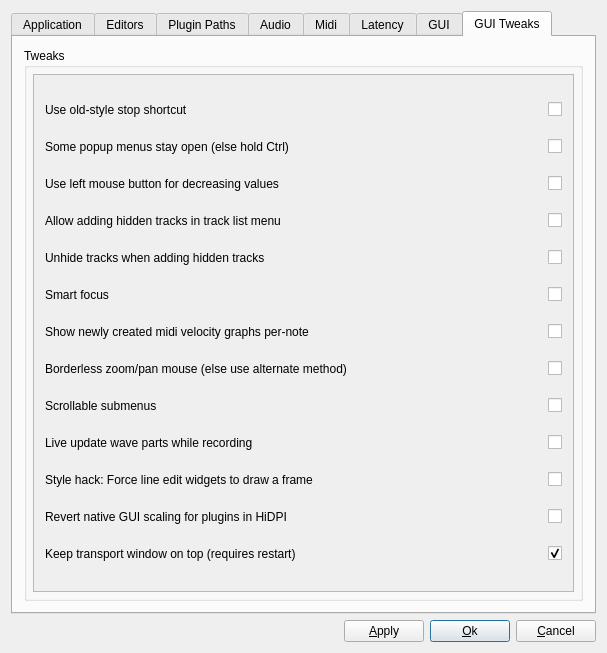
emrum/muse, file src/muse/components/gensetbase.ui: the form before one commit.
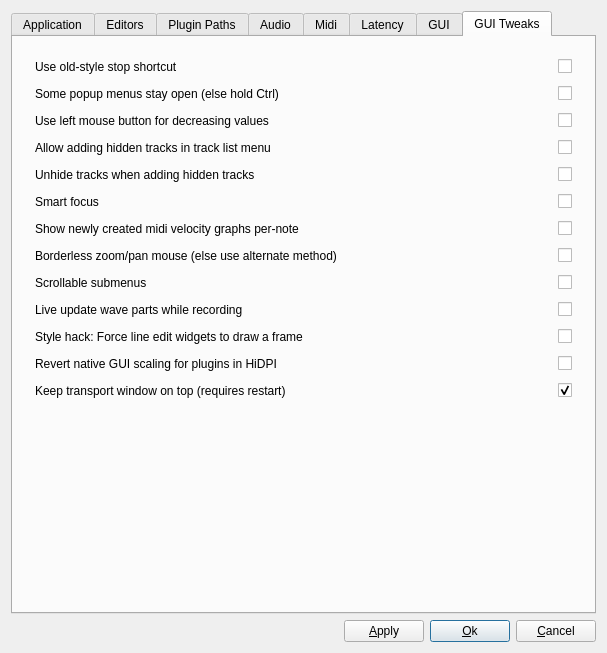
The form after the commit. The open tabs and pages were chosen to show the change.

Commit message: Routing popup properties, theming, UI fixes

The edit to the form file:
```diff
--- a/src/muse/components/gensetbase.ui
+++ b/src/muse/components/gensetbase.ui
@@ -1932,41 +1932,61 @@
         <number>11</number>
        </property>
        <item>
-        <widget class="QGroupBox" name="groupBox">
-         <property name="title">
-          <string>Tweaks</string>
-         </property>
-         <layout class="QGridLayout" name="gridLayout7">
-          <property name="leftMargin">
-           <number>6</number>
-          </property>
-          <property name="topMargin">
-           <number>6</number>
-          </property>
-          <property name="rightMargin">
-           <number>6</number>
-          </property>
-          <property name="bottomMargin">
-           <number>6</number>
-          </property>
-          <property name="spacing">
-           <number>6</number>
-          </property>
-          <item row="0" column="0" colspan="2">
-           <widget class="QScrollArea" name="scrollArea_2">
-            <property name="widgetResizable">
-             <bool>true</bool>
+        <widget class="QFrame" name="frame">
+         <layout class="QGridLayout" name="gridLayoutTweaks">
+          <property name="verticalSpacing">
+           <number>12</number>
+          </property>
+          <item row="0" column="0">
+           <widget class="QLabel" name="textLabel1_4">
+            <property name="text">
+             <string>Use old-style stop shortcut</string>
+            </property>
+            <property name="wordWrap">
+             <bool>false</bool>
+            </property>
+           </widget>
+          </item>
+          <item row="0" column="1">
+           <widget class="QCheckBox" name="oldStyleStopCheckBox">
+            <property name="sizePolicy">
+             <sizepolicy hsizetype="Fixed" vsizetype="Fixed">
+              <horstretch>0</horstretch>
+              <verstretch>0</verstretch>
+             </sizepolicy>
+            </property>
+            <property name="text">
+             <string/>
+            </property>
+           </widget>
+          </item>
+          <item row="1" column="0">
+           <widget class="QLabel" name="TextLabel1_3">
+            <property name="toolTip">
+             <string/>
+            </property>
+            <property name="text">
+             <string>Some popup menus stay open (else hold Ctrl)</string>
             </property>
-            <widget class="QWidget" name="scrollAreaWidgetContents_3">
-             <property name="geometry">
-              <rect>
-               <x>0</x>
-               <y>0</y>
-               <width>543</width>
-               <height>512</height>
-              </rect>
-             </property>
-             <layout class="QGridLayout" name="gridLayout">
+           </widget>
+          </item>
+          <item row="1" column="1">
+           <widget class="QCheckBox" name="popsDefStayOpenCheckBox">
+            <property name="sizePolicy">
+             <sizepolicy hsizetype="Fixed" vsizetype="Fixed">
+              <horstretch>0</horstretch>
+              <verstretch>0</verstretch>
+             </sizepolicy>
+            </property>
+            <property name="toolTip">
+             <string>Allows some popup menus to stay open.
+Otherwise, hold Ctrl to keep them open.</string>
+            </property>
+            <property name="text">
+             <string notr="true"/>
+            </property>
+           </widget>
+          </item>
               <item row="2" column="0">
                <widget class="QLabel" name="label_2">
                 <property name="toolTip">
@@ -1980,13 +2000,40 @@
                 </property>
                </widget>
               </item>
-              <item row="6" column="1">
-               <widget class="QCheckBox" name="velocityPerNoteCheckBox">
+          <item row="2" column="1">
+           <widget class="QCheckBox" name="lmbDecreasesCheckBox">
+            <property name="sizePolicy">
+             <sizepolicy hsizetype="Fixed" vsizetype="Fixed">
+              <horstretch>0</horstretch>
+              <verstretch>0</verstretch>
+             </sizepolicy>
+            </property>
+            <property name="text">
+             <string notr="true"/>
+            </property>
+           </widget>
+          </item>
+          <item row="3" column="0">
+           <widget class="QLabel" name="label_4">
+            <property name="text">
+             <string>Allow adding hidden tracks in track list menu</string>
+            </property>
+           </widget>
+          </item>
+          <item row="3" column="1">
+           <widget class="QCheckBox" name="addHiddenCheckBox">
                 <property name="text">
                  <string/>
                 </property>
                </widget>
               </item>
+          <item row="4" column="0">
+           <widget class="QLabel" name="label_5">
+            <property name="text">
+             <string>Unhide tracks when adding hidden tracks</string>
+            </property>
+           </widget>
+          </item>
               <item row="4" column="1">
                <widget class="QCheckBox" name="unhideTracksCheckBox">
                 <property name="text">
@@ -1994,29 +2041,18 @@
                 </property>
                </widget>
               </item>
-              <item row="8" column="0">
-               <widget class="QLabel" name="label_9">
+          <item row="5" column="0">
+           <widget class="QLabel" name="label5">
                 <property name="text">
-                 <string>Scrollable submenus</string>
-                </property>
-               </widget>
-              </item>
-              <item row="11" column="0">
-               <widget class="QLabel" name="label_23">
-                <property name="text">
-                 <string>Revert native GUI scaling for plugins in HiDPI</string>
+             <string>Smart focus</string>
+            </property>
+            <property name="wordWrap">
+             <bool>false</bool>
                 </property>
                </widget>
               </item>
-              <item row="8" column="1">
-               <widget class="QCheckBox" name="scrollableSubmenusCheckbox">
-                <property name="text">
-                 <string/>
-                </property>
-               </widget>
-              </item>
-              <item row="1" column="1">
-               <widget class="QCheckBox" name="popsDefStayOpenCheckBox">
+          <item row="5" column="1">
+           <widget class="QCheckBox" name="smartFocusCheckBox">
                 <property name="sizePolicy">
                  <sizepolicy hsizetype="Fixed" vsizetype="Fixed">
                   <horstretch>0</horstretch>
@@ -2028,7 +2064,34 @@
 Otherwise, hold Ctrl to keep them open.</string>
                 </property>
                 <property name="text">
-                 <string notr="true"/>
+             <string/>
+            </property>
+           </widget>
+          </item>
+          <item row="6" column="0">
+           <widget class="QLabel" name="label_6">
+            <property name="text">
+             <string>Show newly created midi velocity graphs per-note</string>
+            </property>
+           </widget>
+          </item>
+          <item row="6" column="1">
+           <widget class="QCheckBox" name="velocityPerNoteCheckBox">
+            <property name="text">
+             <string/>
+            </property>
+           </widget>
+          </item>
+          <item row="7" column="0">
+           <widget class="QLabel" name="label_8">
+            <property name="toolTip">
+             <string/>
+            </property>
+            <property name="whatsThis">
+             <string/>
+            </property>
+            <property name="text">
+             <string>Borderless zoom/pan mouse (else use alternate method)</string>
                 </property>
                </widget>
               </item>
@@ -2052,10 +2115,38 @@
                 </property>
                </widget>
               </item>
-              <item row="12" column="0">
-               <widget class="QLabel" name="label1">
+          <item row="8" column="0">
+           <widget class="QLabel" name="label_9">
                 <property name="text">
-                 <string>Keep transport window on top (requires restart)</string>
+             <string>Scrollable submenus</string>
+            </property>
+           </widget>
+          </item>
+          <item row="8" column="1">
+           <widget class="QCheckBox" name="scrollableSubmenusCheckbox">
+            <property name="text">
+             <string/>
+            </property>
+           </widget>
+          </item>
+          <item row="9" column="0">
+           <widget class="QLabel" name="label_10">
+            <property name="text">
+             <string>Live update wave parts while recording</string>
+            </property>
+           </widget>
+          </item>
+          <item row="9" column="1">
+           <widget class="QCheckBox" name="liveWaveUpdateCheckBox">
+            <property name="text">
+             <string/>
+            </property>
+           </widget>
+          </item>
+          <item row="10" column="0">
+           <widget class="QLabel" name="label_17">
+            <property name="text">
+             <string>Style hack: Force line edit widgets to draw a frame</string>
                 </property>
                </widget>
               </item>
@@ -2072,60 +2163,10 @@
                 </property>
                </widget>
               </item>
-              <item row="5" column="1">
-               <widget class="QCheckBox" name="smartFocusCheckBox">
-                <property name="sizePolicy">
-                 <sizepolicy hsizetype="Fixed" vsizetype="Fixed">
-                  <horstretch>0</horstretch>
-                  <verstretch>0</verstretch>
-                 </sizepolicy>
-                </property>
-                <property name="toolTip">
-                 <string>Smart focus</string>
-                </property>
-                <property name="whatsThis">
-                 <string>After editing, controls will return
- focus to their respective canvas</string>
-                </property>
+          <item row="11" column="0">
+           <widget class="QLabel" name="label_23">
                 <property name="text">
-                 <string/>
-                </property>
-               </widget>
-              </item>
-              <item row="10" column="0">
-               <widget class="QLabel" name="label_17">
-                <property name="text">
-                 <string>Style hack: Force line edit widgets to draw a frame</string>
-                </property>
-               </widget>
-              </item>
-              <item row="12" column="1">
-               <widget class="QCheckBox" name="keepTransportWindowOnTopCheckBox">
-                <property name="toolTip">
-                 <string>Revert native UI window HiDPI scaling (some plugins ignore this setting)</string>
-                </property>
-                <property name="text">
-                 <string/>
-                </property>
-                <property name="checked">
-                 <bool>true</bool>
-                </property>
-               </widget>
-              </item>
-              <item row="6" column="0">
-               <widget class="QLabel" name="label_6">
-                <property name="text">
-                 <string>Show newly created midi velocity graphs per-note</string>
-                </property>
-               </widget>
-              </item>
-              <item row="5" column="0">
-               <widget class="QLabel" name="label5">
-                <property name="text">
-                 <string>Smart focus</string>
-                </property>
-                <property name="wordWrap">
-                 <bool>false</bool>
+             <string>Revert native GUI scaling for plugins in HiDPI</string>
                 </property>
                </widget>
               </item>
@@ -2139,25 +2180,15 @@
                 </property>
                </widget>
               </item>
-              <item row="1" column="0">
-               <widget class="QLabel" name="TextLabel1_3">
-                <property name="toolTip">
-                 <string/>
-                </property>
+          <item row="12" column="0">
+           <widget class="QLabel" name="label1">
                 <property name="text">
-                 <string>Some popup menus stay open (else hold Ctrl)</string>
+             <string>Keep transport window on top (requires restart)</string>
                 </property>
                </widget>
               </item>
-              <item row="3" column="1">
-               <widget class="QCheckBox" name="addHiddenCheckBox">
-                <property name="text">
-                 <string/>
-                </property>
-               </widget>
-              </item>
-              <item row="7" column="0">
-               <widget class="QLabel" name="label_8">
+          <item row="12" column="1">
+           <widget class="QCheckBox" name="keepTransportWindowOnTopCheckBox">
                 <property name="toolTip">
                  <string/>
                 </property>
@@ -2165,80 +2196,28 @@
                  <string/>
                 </property>
                 <property name="text">
-                 <string>Borderless zoom/pan mouse (else use alternate method)</string>
-                </property>
-               </widget>
-              </item>
-              <item row="9" column="1">
-               <widget class="QCheckBox" name="liveWaveUpdateCheckBox">
-                <property name="text">
                  <string/>
                 </property>
-               </widget>
-              </item>
-              <item row="2" column="1">
-               <widget class="QCheckBox" name="lmbDecreasesCheckBox">
-                <property name="sizePolicy">
-                 <sizepolicy hsizetype="Fixed" vsizetype="Fixed">
-                  <horstretch>0</horstretch>
-                  <verstretch>0</verstretch>
-                 </sizepolicy>
-                </property>
-                <property name="text">
-                 <string notr="true"/>
-                </property>
-               </widget>
-              </item>
-              <item row="4" column="0">
-               <widget class="QLabel" name="label_5">
-                <property name="text">
-                 <string>Unhide tracks when adding hidden tracks</string>
-                </property>
-               </widget>
-              </item>
-              <item row="3" column="0">
-               <widget class="QLabel" name="label_4">
-                <property name="text">
-                 <string>Allow adding hidden tracks in track list menu</string>
-                </property>
-               </widget>
-              </item>
-              <item row="0" column="1">
-               <widget class="QCheckBox" name="oldStyleStopCheckBox">
-                <property name="sizePolicy">
-                 <sizepolicy hsizetype="Fixed" vsizetype="Fixed">
-                  <horstretch>0</horstretch>
-                  <verstretch>0</verstretch>
-                 </sizepolicy>
-                </property>
-                <property name="text">
-                 <string/>
-                </property>
-               </widget>
-              </item>
-              <item row="9" column="0">
-               <widget class="QLabel" name="label_10">
-                <property name="text">
-                 <string>Live update wave parts while recording</string>
-                </property>
-               </widget>
-              </item>
-              <item row="0" column="0">
-               <widget class="QLabel" name="textLabel1_4">
-                <property name="text">
-                 <string>Use old-style stop shortcut</string>
-                </property>
-                <property name="wordWrap">
-                 <bool>false</bool>
-                </property>
-               </widget>
-              </item>
-             </layout>
-            </widget>
-           </widget>
-          </item>
-         </layout>
-        </widget>
+            <property name="checked">
+             <bool>true</bool>
+            </property>
+           </widget>
+          </item>
+         </layout>
+        </widget>
+       </item>
+       <item>
+        <spacer name="verticalSpacer_3">
+         <property name="orientation">
+          <enum>Qt::Vertical</enum>
+         </property>
+         <property name="sizeHint" stdset="0">
+          <size>
+           <width>20</width>
+           <height>40</height>
+          </size>
+         </property>
+        </spacer>
        </item>
       </layout>
      </widget>
```
Left out of the diff: 68 changed lines with no effect on the pictures. Lines whose indentation alone changed are shown as unchanged. The commit also changes 8 other files.
